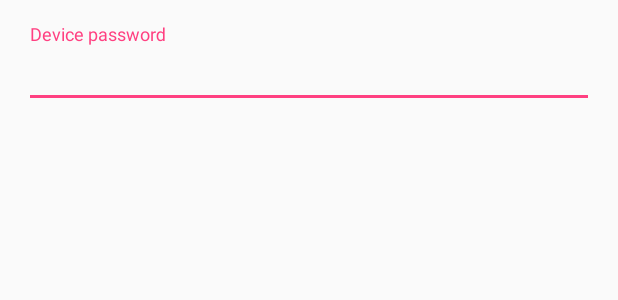
After one commit to carlosrafaelgn/IoTDCPAndroid, an Android app: the layout password_input.xml on its own in the app's theme, with its tools: preview values and no code run, on a phone screen of 412 x 824 dp. The commit adds this screen. Shown: the top 300 px of the screen. Run offline under Robolectric (Android 15) with nearby library versions, the phone set to English and light mode, and no system bars.

Commit message:
Improving password management

```diff
--- /dev/null
+++ b/app/src/main/res/layout/password_input.xml
@@ -0,0 +1,21 @@
+<?xml version="1.0" encoding="utf-8"?>
+<LinearLayout xmlns:android="http://schemas.android.com/apk/res/android"
+              android:layout_width="match_parent"
+              android:layout_height="match_parent"
+              android:orientation="vertical"
+              android:padding="@dimen/card_padding">
+
+    <android.support.design.widget.TextInputLayout
+        android:layout_width="match_parent"
+        android:layout_height="wrap_content">
+
+        <android.support.v7.widget.AppCompatEditText
+            android:id="@+id/txtPassword"
+            android:layout_width="match_parent"
+            android:layout_height="wrap_content"
+            android:hint="@string/device_password"
+            android:inputType="textPassword"/>
+
+    </android.support.design.widget.TextInputLayout>
+
+</LinearLayout>
--- a/app/src/main/res/values/strings.xml
+++ b/app/src/main/res/values/strings.xml
@@ -35,4 +35,6 @@
     <string name="off">Off</string>
     <string name="onoff">On / Off</string>
     <string name="change">Change</string>
+    <string name="password">Password</string>
+    <string name="device_password">Device password</string>
 </resources>
```
Also changed, not shown: app/src/main/java/br/com/carlosrafaelgn/iotcontroller/MainActivity.java (+95 -12 lines), app/src/main/java/br/com/carlosrafaelgn/iotcontroller/ui/DeviceContainer.java (+29 -4 lines), app/src/main/java/br/com/carlosrafaelgn/iotcontroller/ui/IoTUI.java (+7 -3 lines), app/src/main/res/layout/device_container.xml (+31 -2 lines), 2 other files.
